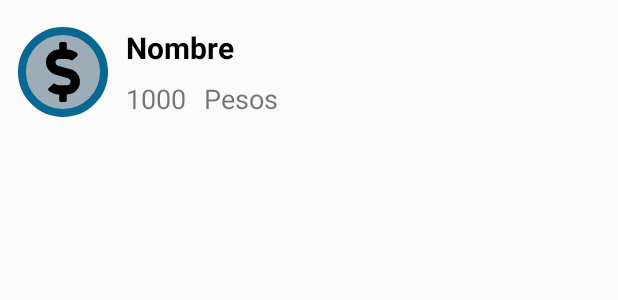
After one commit to stgomorales/IndicatorApp, an Android app: the layout indicator_row.xml on its own in the app's theme, with its tools: preview values and no code run, on a phone screen of 412 x 824 dp. The commit adds this screen. Shown: the top 300 px of the screen. Run offline under Robolectric (Android 15) with nearby library versions, the phone set to English and light mode, and no system bars.

Commit message:
add indicator list fragment add recyclerView adapter add indicator row adapter

```diff
--- a/app/build.gradle
+++ b/app/build.gradle
@@ -48,6 +48,7 @@ dependencies {
     implementation 'androidx.constraintlayout:constraintlayout:2.0.2'
     implementation 'androidx.navigation:navigation-fragment-ktx:2.3.1'
     implementation 'androidx.navigation:navigation-ui-ktx:2.3.1'
+    implementation 'androidx.legacy:legacy-support-v4:1.0.0'
     testImplementation 'junit:junit:4.13'
 
     androidTestImplementation 'androidx.test.ext:junit:1.1.2'
--- a/app/src/main/java/cl/smq/indicatorapp/data/entities/IndicatorDetail.kt
+++ b/app/src/main/java/cl/smq/indicatorapp/data/entities/IndicatorDetail.kt
@@ -29,5 +29,8 @@ data class IndicatorDetail(
     val unitMeasure: String,
     @SerializedName("serie")
     val series: List<Serie>,
-    val date: Date
+    @SerializedName("fecha")
+    var date: Date,
+    @SerializedName("valor")
+    val value: Double
 )
--- /dev/null
+++ b/app/src/main/res/drawable/ic_money.xml
@@ -0,0 +1,4 @@
+<vector android:height="40dp" android:viewportHeight="512"
+    android:viewportWidth="288" android:width="22.5dp" xmlns:android="http://schemas.android.com/apk/res/android">
+    <path android:fillColor="@color/colorIcon" android:pathData="M209.2,233.4l-108,-31.6C88.7,198.2 80,186.5 80,173.5c0,-16.3 13.2,-29.5 29.5,-29.5h66.3c12.2,0 24.2,3.7 34.2,10.5 6.1,4.1 14.3,3.1 19.5,-2l34.8,-34c7.1,-6.9 6.1,-18.4 -1.8,-24.5C238,74.8 207.4,64.1 176,64V16c0,-8.8 -7.2,-16 -16,-16h-32c-8.8,0 -16,7.2 -16,16v48h-2.5C45.8,64 -5.4,118.7 0.5,183.6c4.2,46.1 39.4,83.6 83.8,96.6l102.5,30c12.5,3.7 21.2,15.3 21.2,28.3 0,16.3 -13.2,29.5 -29.5,29.5h-66.3C100,368 88,364.3 78,357.5c-6.1,-4.1 -14.3,-3.1 -19.5,2l-34.8,34c-7.1,6.9 -6.1,18.4 1.8,24.5 24.5,19.2 55.1,29.9 86.5,30v48c0,8.8 7.2,16 16,16h32c8.8,0 16,-7.2 16,-16v-48.2c46.6,-0.9 90.3,-28.6 105.7,-72.7 21.5,-61.6 -14.6,-124.8 -72.5,-141.7z"/>
+</vector>
--- /dev/null
+++ b/app/src/main/res/drawable/ic_percent.xml
@@ -0,0 +1,4 @@
+<vector android:height="50dp" android:viewportHeight="512"
+    android:viewportWidth="448" android:width="57.142857dp" xmlns:android="http://schemas.android.com/apk/res/android">
+    <path android:fillColor="@color/colorIcon" android:pathData="M112,224c61.9,0 112,-50.1 112,-112S173.9,0 112,0 0,50.1 0,112s50.1,112 112,112zM112,64c26.5,0 48,21.5 48,48s-21.5,48 -48,48 -48,-21.5 -48,-48 21.5,-48 48,-48zM336,288c-61.9,0 -112,50.1 -112,112s50.1,112 112,112 112,-50.1 112,-112 -50.1,-112 -112,-112zM336,448c-26.5,0 -48,-21.5 -48,-48s21.5,-48 48,-48 48,21.5 48,48 -21.5,48 -48,48zM392.3,0.2l31.6,-0.1c19.4,-0.1 30.9,21.8 19.7,37.8L77.4,501.6a23.95,23.95 0,0 1,-19.6 10.2l-33.4,0.1c-19.5,0 -30.9,-21.9 -19.7,-37.8l368,-463.7C377.2,4 384.5,0.2 392.3,0.2z"/>
+</vector>
--- /dev/null
+++ b/app/src/main/res/drawable/item_icon_bg.xml
@@ -0,0 +1,10 @@
+<?xml version="1.0" encoding="utf-8"?>
+<selector xmlns:android="http://schemas.android.com/apk/res/android">
+    <item>
+        <shape android:shape="oval">
+            <stroke android:color="@color/colorPrimaryDark" android:width="5dp" />
+            <solid android:color="@color/colorIconBackgroud"/>
+            <size android:width="150dp" android:height="150dp"/>
+        </shape>
+    </item>
+</selector>
--- /dev/null
+++ b/app/src/main/res/layout/indicator_row.xml
@@ -0,0 +1,68 @@
+<?xml version="1.0" encoding="utf-8"?>
+<androidx.constraintlayout.widget.ConstraintLayout
+    xmlns:android="http://schemas.android.com/apk/res/android"
+    xmlns:app="http://schemas.android.com/apk/res-auto"
+    xmlns:tools="http://schemas.android.com/tools"
+    android:layout_width="match_parent"
+    android:layout_height="wrap_content">
+
+    <androidx.constraintlayout.widget.ConstraintLayout
+        android:id="@+id/itemIconLayout"
+        android:layout_width="@dimen/item_size"
+        android:layout_height="@dimen/item_size"
+        android:layout_marginStart="@dimen/margin"
+        android:layout_marginTop="@dimen/special_margin"
+        android:layout_marginBottom="@dimen/special_margin"
+        android:background="@drawable/item_icon_bg"
+        android:visibility="visible"
+        app:layout_constraintBottom_toBottomOf="parent"
+        app:layout_constraintStart_toStartOf="parent"
+        app:layout_constraintTop_toTopOf="parent">
+
+        <ImageView
+            android:id="@+id/itemIcon"
+            android:layout_width="wrap_content"
+            android:layout_height="wrap_content"
+            app:layout_constraintBottom_toBottomOf="parent"
+            app:layout_constraintEnd_toEndOf="parent"
+            app:layout_constraintStart_toStartOf="parent"
+            app:layout_constraintTop_toTopOf="parent"
+            app:srcCompat="@drawable/ic_money" />
+    </androidx.constraintlayout.widget.ConstraintLayout>
+
+    <TextView
+        android:id="@+id/itemName"
+        android:layout_width="0dp"
+        android:layout_height="wrap_content"
+        android:layout_marginStart="@dimen/margin"
+        android:layout_marginEnd="@dimen/margin"
+        android:text="@string/itemNameHint"
+        android:textColor="@android:color/black"
+        android:textSize="20sp"
+        android:textStyle="bold"
+        app:layout_constraintEnd_toEndOf="parent"
+        app:layout_constraintStart_toEndOf="@+id/itemIconLayout"
+        app:layout_constraintTop_toTopOf="@+id/itemIconLayout" />
+
+    <TextView
+        android:id="@+id/itemValue"
+        android:layout_width="wrap_content"
+        android:layout_height="wrap_content"
+        android:layout_marginStart="@dimen/margin"
+        android:text="@string/itemValueHint"
+        android:textSize="18sp"
+        app:layout_constraintBottom_toBottomOf="@+id/itemIconLayout"
+        app:layout_constraintStart_toEndOf="@+id/itemIconLayout" />
+
+    <TextView
+        android:id="@+id/itemUnit"
+        android:layout_width="0dp"
+        android:layout_height="wrap_content"
+        android:layout_marginStart="@dimen/margin"
+        android:layout_marginEnd="@dimen/margin"
+        android:text="@string/itemUnitHint"
+        android:textSize="18sp"
+        app:layout_constraintBottom_toBottomOf="@+id/itemIconLayout"
+        app:layout_constraintEnd_toEndOf="parent"
+        app:layout_constraintStart_toEndOf="@+id/itemValue" />
+</androidx.constraintlayout.widget.ConstraintLayout>
--- a/app/src/main/res/values/colors.xml
+++ b/app/src/main/res/values/colors.xml
@@ -1,6 +1,8 @@
 <?xml version="1.0" encoding="utf-8"?>
 <resources>
-    <color name="colorPrimary">#6200EE</color>
-    <color name="colorPrimaryDark">#3700B3</color>
-    <color name="colorAccent">#03DAC5</color>
+    <color name="colorPrimary">#1CB4F3</color>
+    <color name="colorPrimaryDark">#076891</color>
+    <color name="colorAccent">#7ECFF2</color>
+    <color name="colorIconBackgroud">#99607B8B</color>
+    <color name="colorIcon">#000000</color>
 </resources>
--- /dev/null
+++ b/app/src/main/res/values/dimens.xml
@@ -0,0 +1,11 @@
+<?xml version="1.0" encoding="utf-8"?>
+<resources>
+
+    <dimen name="half_margin">6dp</dimen>
+    <dimen name="margin">12dp</dimen>
+    <dimen name="double_margin">24dp</dimen>
+    <dimen name="special_margin">18dp</dimen>
+    <dimen name="progress_padding">20dp</dimen>
+    <dimen name="item_size">60dp</dimen>
+
+</resources>
--- a/app/src/main/res/values/strings.xml
+++ b/app/src/main/res/values/strings.xml
@@ -1,3 +1,8 @@
 <resources>
     <string name="app_name">IndicatorApp</string>
+    <string name="listSearch">Buscar</string>
+
+    <string name="itemNameHint">Nombre</string>
+    <string name="itemValueHint">1000</string>
+    <string name="itemUnitHint">Pesos</string>
 </resources>
```
Also changed, not shown: app/src/main/java/cl/smq/indicatorapp/data/repository/IndicatorRepository.kt (+12 -0 lines), app/src/main/java/cl/smq/indicatorapp/ui/ItemAdapter.kt (added, +72 -0 lines), app/src/main/java/cl/smq/indicatorapp/ui/detail/IndicatorDetailFragment.kt (added, +32 -0 lines), app/src/main/java/cl/smq/indicatorapp/ui/detail/IndicatorDetailViewModel.kt (added, +7 -0 lines), app/src/main/java/cl/smq/indicatorapp/ui/indicators/IndicatorListFragment.kt (added, +32 -0 lines), app/src/main/java/cl/smq/indicatorapp/ui/indicators/IndicatorListViewModel.kt (added, +7 -0 lines), app/src/main/res/layout/indicator_detail_fragment.xml (added, +12 -0 lines), app/src/main/res/layout/indicator_list_fragment.xml (added, +44 -0 lines), app/src/main/res/layout/main_activity.xml (+16 -2 lines), app/src/main/res/navigation/navigation_graph.xml (+18 -1 lines).
